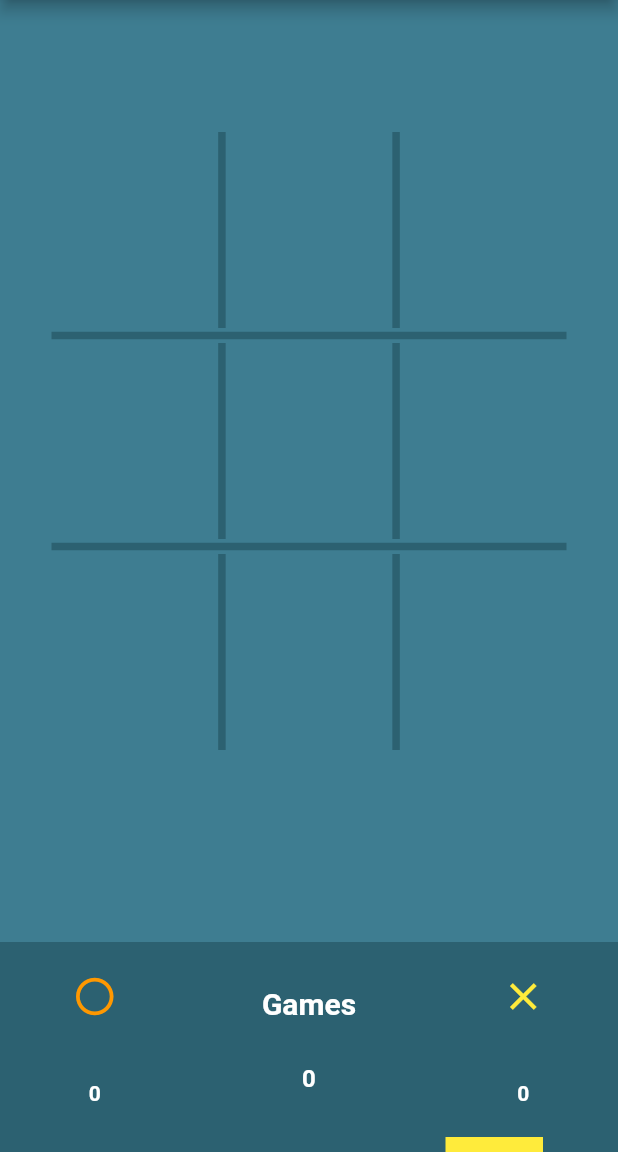
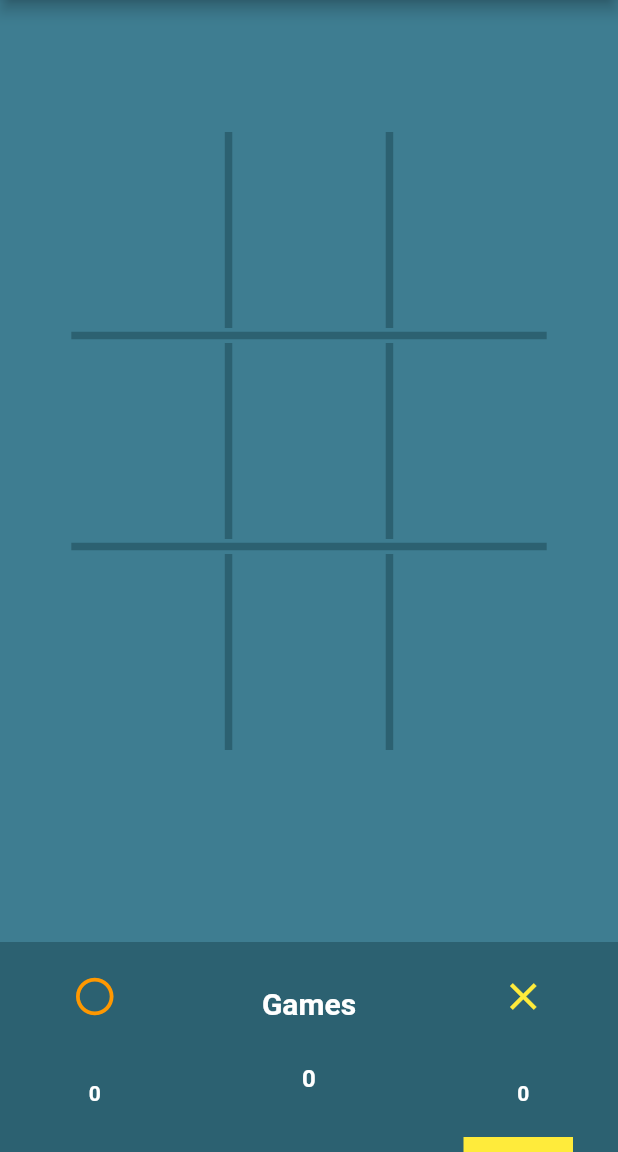
Before and after one commit to hadi-norouzi/tic-tac-toe, a Flutter app: the App screen opened by its route, on a phone screen of 412 x 824 dp, the part 84-1236 px from its top. Run offline on Flutter 3.47's test engine with Material 2 defaults, Android fonts, the phone set to English and light mode, and no system bars; our stand-ins replace flare_flutter; missing offline and left inert: flare_dart; Roboto replaces fonts that are missing (tahoma).

Commit message:
fix some sizes and create docs/ for pwa

```diff
--- /dev/null
+++ b/docs/assets/AssetManifest.json
@@ -0,0 +1 @@
+{"asset/celebration.flr":["asset/celebration.flr"],"asset/tic_tac_toe_loader_.gif":["asset/tic_tac_toe_loader_.gif"]}
--- /dev/null
+++ b/docs/assets/FontManifest.json
@@ -0,0 +1 @@
+[{"family":"MaterialIcons","fonts":[{"asset":"fonts/MaterialIcons-Regular.ttf"}]}]
--- a/lib/Board.dart
+++ b/lib/Board.dart
@@ -19,6 +19,7 @@ class Board extends StatelessWidget {
     scoreBoardValues = Provider.of<ScoreBoardValues>(context);
     boardValues = Provider.of<BoardValues>(context);
     this.context = context;
+    print(MediaQuery.of(context).size.width);
 
     return Container(
       color: Color(0xFF3E7D91),
@@ -33,7 +34,9 @@ class Board extends StatelessWidget {
             )
           : Center(
               child: Container(
-                width: MediaQuery.of(context).size.width / 1.2,
+                width: MediaQuery.of(context).size.width < 600
+                    ? MediaQuery.of(context).size.width / 1.3
+                    : 400,
                 alignment: Alignment.center,
                 height: MediaQuery.of(context).size.height / 2,
                 child: Column(
@@ -133,12 +136,12 @@ class Board extends StatelessWidget {
     return Consumer<BoardValues>(
       builder: (BuildContext _, BoardValues value, Widget child) {
         return Expanded(
-          child: AnimatedContainer(
-            duration: Duration(seconds: 3),
           child: Center(
             child: IconButton(
               color: determineColorIcon(value.players, i),
-                iconSize: MediaQuery.of(context).size.width / 5,
+              iconSize: MediaQuery.of(context).size.width < 1000
+                  ? MediaQuery.of(context).size.width / 9
+                  : 100,
               icon: Icon(whichPlayer(i, value.players)),
               onPressed: () {
                 value.setIcon(i);
@@ -146,7 +149,6 @@ class Board extends StatelessWidget {
               },
             ),
           ),
-          ),
         );
       },
     );
--- a/lib/ResetButton.dart
+++ b/lib/ResetButton.dart
@@ -19,7 +19,6 @@ class ResetButton extends StatelessWidget {
               return CupertinoAlertDialog(
                 title: Text('Reset'),
                 content: Text('Are you sure?'),
-                // backgroundColor: Color(0xFF2C6171),
                 actions: <Widget>[
                   CupertinoDialogAction(
                     child: Text('Cancel'),
@@ -39,7 +38,6 @@ class ResetButton extends StatelessWidget {
               );
             });
       },
-      // tooltip: 'reset',
     );
   }
 }
--- a/lib/ScoreBoard.dart
+++ b/lib/ScoreBoard.dart
@@ -43,15 +43,11 @@ class ScoreBoard extends StatelessWidget {
                               color: Colors.orange,
                               size: 30,
                             ),
-                          // Text(
-                          //   'Player1',
-                          //   style: TextStyle(
-                          //       fontWeight: FontWeight.bold, color: textColor),
-                          // ),
                             Text(
                               value.oScore.toString(),
                               style: TextStyle(
-                                fontWeight: FontWeight.bold, color: textColor),
+                                  fontWeight: FontWeight.bold,
+                                  color: textColor),
                             )
                           ],
                         ),
@@ -100,7 +96,8 @@ class ScoreBoard extends StatelessWidget {
                             Text(
                               value.xScore.toString(),
                               style: TextStyle(
-                                fontWeight: FontWeight.bold, color: textColor),
+                                  fontWeight: FontWeight.bold,
+                                  color: textColor),
                             )
                           ],
                         ),
@@ -117,29 +114,41 @@ class ScoreBoard extends StatelessWidget {
                     color: Color(0xFF2C6171),
                     height: 10,
                     child: Padding(
-                    padding: EdgeInsets.only(left: 50, right: 50),
+                      padding: EdgeInsets.only(left: 0, right: 0),
                       child: Row(
                         crossAxisAlignment: CrossAxisAlignment.center,
                         mainAxisAlignment: MainAxisAlignment.spaceBetween,
                         children: <Widget>[
-                        Container(
-                          width: 65,
-                          color: win.turn ? Colors.yellow : Color(0xFF2C6171),
+                          Flexible(
+                            flex: 1,
+                            child: Container(
+                              margin: EdgeInsets.only(left: 30),
+                              color:
+                                  win.turn ? Colors.yellow : Color(0xFF2C6171),
                             ),
-                        Container(
-                          width: 65,
-                          color: !win.turn ? Colors.yellow : Color(0xFF2C6171),
-                        )
+                          ),
+                          Flexible(
+                            child: Container(),
+                            flex: 2,
+                          ),
+                          Flexible(
+                            flex: 1,
+                            child: Container(
+                              margin: EdgeInsets.only(right: 30),
+                              color:
+                                  !win.turn ? Colors.yellow : Color(0xFF2C6171),
+                            ),
+                          ),
                         ],
                       ),
                     ),
-                  // color: Color(0xFF2C6171),
                   );
                 },
               ),
             ],
           ),
         );
-    });
+      },
+    );
   }
 }
```
Also changed, not shown: docs/assets/asset/tic_tac_toe_loader_.gif (added), docs/assets/fonts/MaterialIcons-Regular.ttf (added), docs/icons/Icon-192.png (added), docs/icons/Icon-512.png (added), docs/manifest.json (added), 4 other files. Lines whose indentation alone changed are shown as unchanged.
